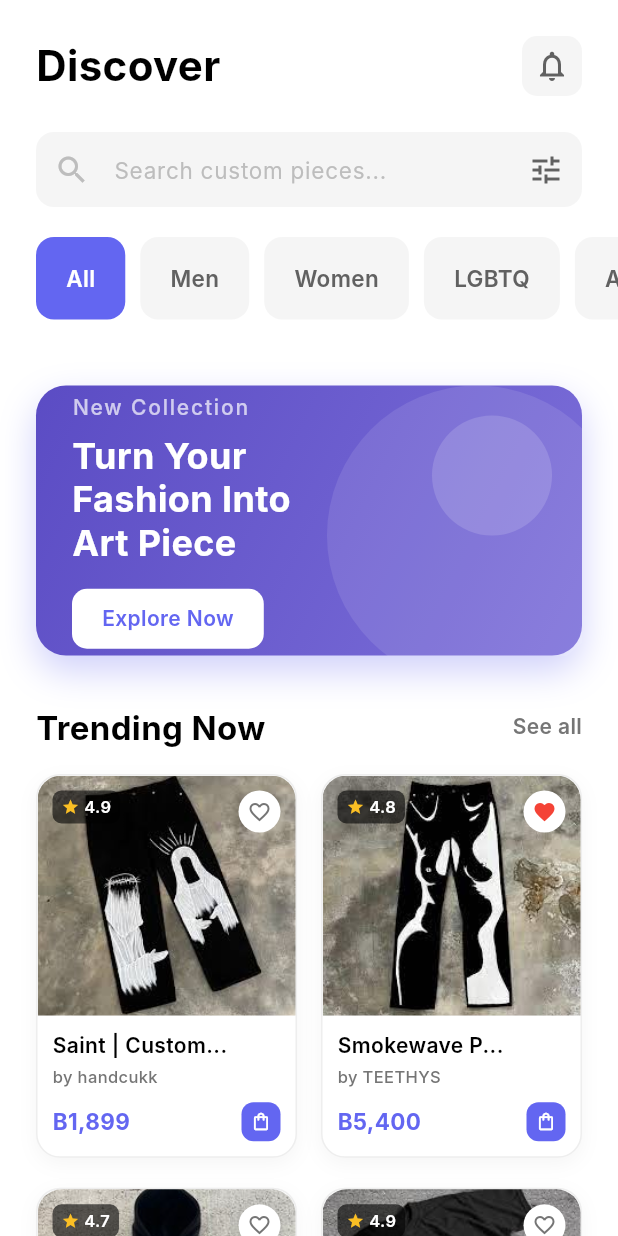
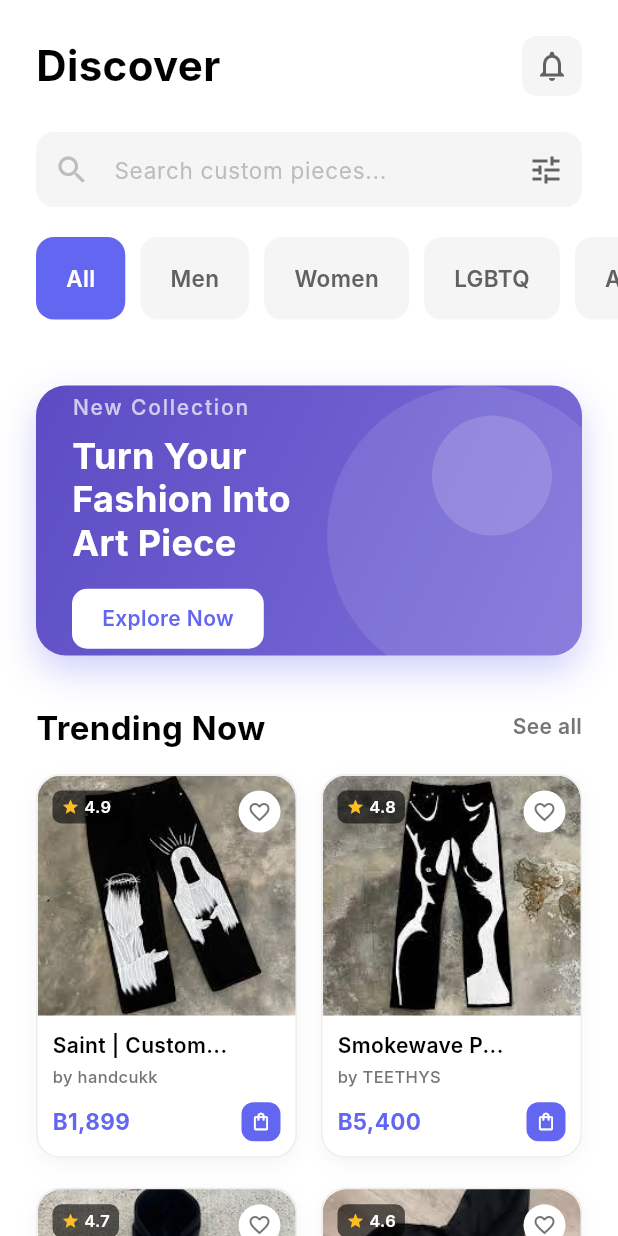
Before and after one commit to MitsuGH/handsy, a Flutter app: the DiscoverPage screen opened directly, on a phone screen of 412 x 824 dp. Run offline on Flutter 3.47's test engine with Material 3 defaults, Android fonts, the phone set to English and light mode, and no system bars; our stand-ins replace firebase_auth, firebase_core; accounts and stored records are empty; Roboto replaces fonts that are missing (Inter).

Commit message:
add products and redesign discover and favorite page

```diff
--- a/lib/discover.dart
+++ b/lib/discover.dart
@@ -20,14 +20,15 @@
     'Accessories',
   ];
 
-  final List<Map<String, dynamic>> products = [
+  final List<Map<String, dynamic>> allProducts = [
+    // Men's Products
     {
       'id': 1,
       'title': 'Saint | Custom...',
       'price': 'B1,899',
       'image': 'assets/images/pant1.jpg',
       'fullTitle': 'Saint | Custom Hand Painted Black Jeans',
-      'category': 'Jeans Men',
+      'category': 'Men',
       'size': 'L',
       'description':
           'These jeans were inspired by the idea of angels and god. I hand-painted every detail to capture that energy, blending chaos and grace in each stroke. No two pieces are ever the same, and this one is truly one of a kind. Thank you for supporting handmade art and the stories we tell through it.',
@@ -41,11 +42,11 @@
       'price': 'B5,400',
       'image': 'assets/images/pant2.jpg',
       'fullTitle': 'Smokewave Pattern Custom Jeans',
-      'category': 'Jeans Men',
+      'category': 'Men',
       'size': 'M',
       'description':
           'Unique smokewave pattern hand-painted jeans. Each piece is meticulously crafted to create a one-of-a-kind artistic statement.',
-      'isFavorite': true,
+      'isFavorite': false,
       'designer': 'TEETHYS',
       'rating': 4.8,
     },
@@ -55,7 +56,7 @@
       'price': 'B3,200',
       'image': 'assets/images/hoodie1.jpg',
       'fullTitle': 'Galaxy Painted Hoodie',
-      'category': 'Hoodie',
+      'category': 'Men',
       'size': 'XL',
       'description':
           'Cosmic galaxy design with vibrant colors. Perfect for standing out.',
@@ -65,11 +66,27 @@
     },
     {
       'id': 4,
+      'title': 'Urban Street...',
+      'price': 'B2,999',
+      'image': 'assets/images/hoodie2.jpg',
+      'fullTitle': 'Urban Street Art Hoodie',
+      'category': 'Men',
+      'size': 'L',
+      'description':
+          'Bold street art inspired design. Perfect for urban fashion lovers.',
+      'isFavorite': false,
+      'designer': 'UrbanCanvas',
+      'rating': 4.6,
+    },
+
+    // Women's Products
+    {
+      'id': 5,
       'title': 'Floral Embroid...',
       'price': 'B2,800',
       'image': 'assets/images/shirt1.jpg',
       'fullTitle': 'Floral Embroidered Shirt',
-      'category': 'Shirt',
+      'category': 'Women',
       'size': 'M',
       'description':
           'Hand-embroidered floral patterns inspired by Thai traditional art.',
@@ -77,7 +94,146 @@
       'designer': 'StitchDreams',
       'rating': 4.9,
     },
+    {
+      'id': 6,
+      'title': 'Abstract Art...',
+      'price': 'B3,500',
+      'image': 'assets/images/hoodie3.jpg',
+      'fullTitle': 'Abstract Art Hoodie',
+      'category': 'Women',
+      'size': 'S',
+      'description':
+          'Contemporary abstract art meets fashion. Unique piece for art enthusiasts.',
+      'isFavorite': false,
+      'designer': 'ArtWear',
+      'rating': 4.8,
+    },
+    {
+      'id': 7,
+      'title': 'Vintage Denim...',
+      'price': 'B4,200',
+      'image': 'assets/images/pant1.jpg',
+      'fullTitle': 'Vintage Denim Jacket',
+      'category': 'Women',
+      'size': 'M',
+      'description':
+          'Hand-painted vintage style denim jacket. Timeless piece.',
+      'isFavorite': false,
+      'designer': 'handcukk',
+      'rating': 4.7,
+    },
+    {
+      'id': 8,
+      'title': 'Pastel Dream...',
+      'price': 'B3,100',
+      'image': 'assets/images/hoodie1.jpg',
+      'fullTitle': 'Pastel Dream Hoodie',
+      'category': 'Women',
+      'size': 'S',
+      'description':
+          'Soft pastel colors with dreamy patterns. Perfect for everyday wear.',
+      'isFavorite': false,
+      'designer': 'TEETHYS',
+      'rating': 4.6,
+    },
+
+    // LGBTQ Products
+    {
+      'id': 9,
+      'title': 'Pride Painted...',
+      'price': 'B3,800',
+      'image': 'assets/images/hoodie2.jpg',
+      'fullTitle': 'Pride Painted Hoodie',
+      'category': 'LGBTQ',
+      'size': 'L',
+      'description':
+          'Celebrate pride with this vibrant hand-painted design. Love is love.',
+      'isFavorite': false,
+      'designer': 'UrbanCanvas',
+      'rating': 4.9,
+    },
+    {
+      'id': 10,
+      'title': 'Rainbow Spla...',
+      'price': 'B4,500',
+      'image': 'assets/images/pant2.jpg',
+      'fullTitle': 'Rainbow Splash Jeans',
+      'category': 'LGBTQ',
+      'size': 'M',
+      'description':
+          'Bold rainbow splash design. Express yourself with pride.',
+      'isFavorite': false,
+      'designer': 'ArtWear',
+      'rating': 4.8,
+    },
+    {
+      'id': 11,
+      'title': 'Unity Art Tee',
+      'price': 'B2,200',
+      'image': 'assets/images/shirt1.jpg',
+      'fullTitle': 'Unity Art T-Shirt',
+      'category': 'LGBTQ',
+      'size': 'M',
+      'description':
+          'Unity and diversity in art form. Wear your pride.',
+      'isFavorite': false,
+      'designer': 'StitchDreams',
+      'rating': 4.7,
+    },
+
+    // Accessories
+    {
+      'id': 12,
+      'title': 'Custom Bead...',
+      'price': 'B890',
+      'image': 'assets/images/bracelet1.png',
+      'fullTitle': 'Custom Beaded Bracelet',
+      'category': 'Accessories',
+      'size': 'One Size',
+      'description':
+          'Hand-crafted beaded bracelet with unique patterns.',
+      'isFavorite': false,
+      'designer': 'handcukk',
+      'rating': 4.8,
+    },
+    {
+      'id': 13,
+      'title': 'Painted Cap',
+      'price': 'B1,200',
+      'image': 'assets/images/hoodie3.jpg',
+      'fullTitle': 'Hand-Painted Baseball Cap',
+      'category': 'Accessories',
+      'size': 'Adjustable',
+      'description':
+          'Unique hand-painted cap. Stand out from the crowd.',
+      'isFavorite': false,
+      'designer': 'TEETHYS',
+      'rating': 4.6,
+    },
+    {
+      'id': 14,
+      'title': 'Art Tote Bag',
+      'price': 'B1,500',
+      'image': 'assets/images/pant1.jpg',
+      'fullTitle': 'Custom Art Tote Bag',
+      'category': 'Accessories',
+      'size': 'Large',
+      'description':
+          'Durable canvas tote with custom art. Eco-friendly and stylish.',
+      'isFavorite': false,
+      'designer': 'ArtWear',
+      'rating': 4.7,
+    },
   ];
+
+  List<Map<String, dynamic>> get filteredProducts {
+    if (_selectedCategory == 'All') {
+      return allProducts;
+    }
+    return allProducts
+        .where((product) => product['category'] == _selectedCategory)
+        .toList();
+  }
 
   @override
   Widget build(BuildContext context) {
@@ -353,6 +509,7 @@
   }
 
   Widget _buildProductsGrid(BuildContext context) {
+    final products = filteredProducts;
     return GridView.builder(
       shrinkWrap: true,
       physics: const NeverScrollableScrollPhysics(),
```
Also changed, not shown: lib/favorite.dart (+72 -53 lines).
